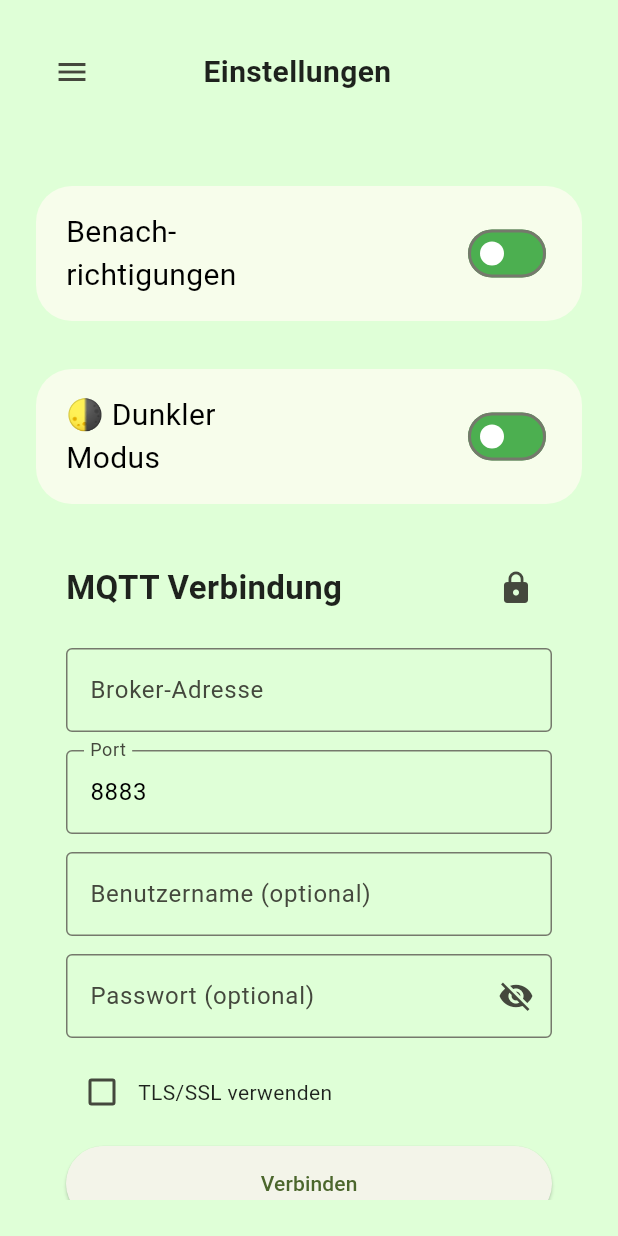
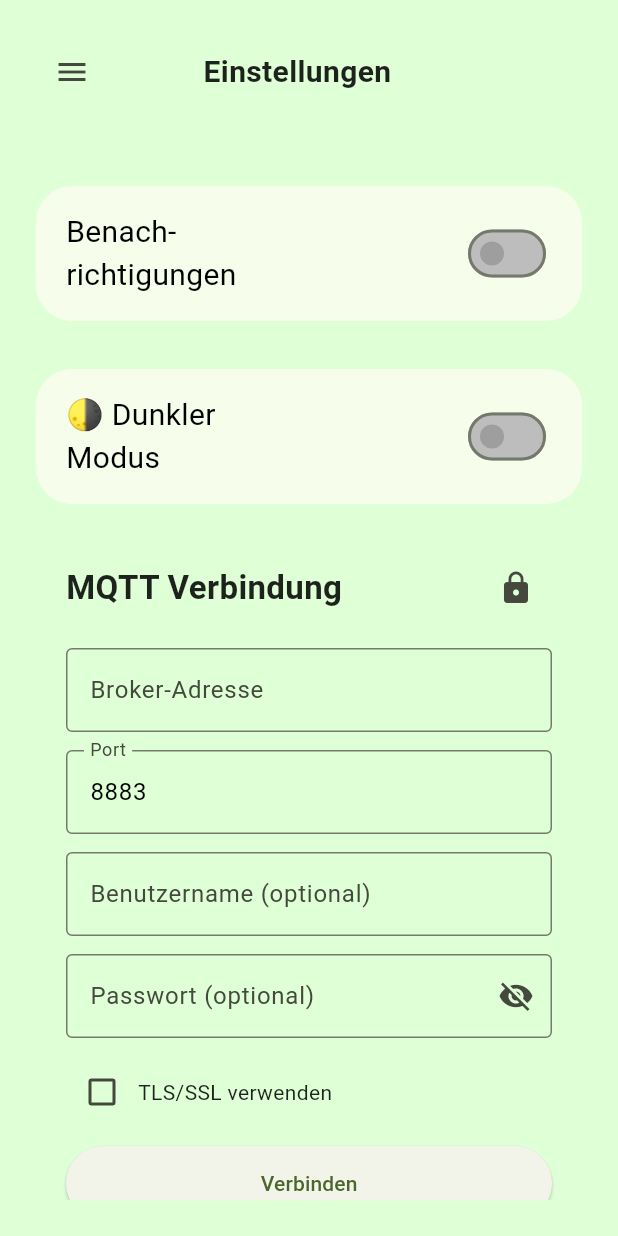
Before and after one commit to SpartanProgram/balkon-bewaesserung-app, a Flutter app: the EinstellungenScreen screen opened directly, on a phone screen of 412 x 824 dp. Run offline on Flutter 3.47's test engine with Material 3 defaults, Android fonts, the phone set to English and light mode, and no system bars; our stand-ins replace flutter_local_notifications, shared_preferences; missing offline and left inert: mqtt_client; accounts and stored records are empty.

Commit message:
fixed all toggle button when light mode is on
Former-commit-id: 052a825094f08eca85029e55935f51c538e53593

```diff
--- a/Software/lib/main.dart
+++ b/Software/lib/main.dart
@@ -48,8 +48,14 @@ class MyApp extends StatelessWidget {
               bodyMedium: TextStyle(color: Colors.black87),
             ),
             switchTheme: SwitchThemeData(
-              thumbColor: MaterialStateProperty.all(Colors.white),
-              trackColor: MaterialStateProperty.all(Colors.green),
+              thumbColor: MaterialStateProperty.resolveWith((states) {
+                if (states.contains(MaterialState.selected)) return Colors.white;
+                return Colors.grey;
+              }),
+              trackColor: MaterialStateProperty.resolveWith((states) {
+                if (states.contains(MaterialState.selected)) return Colors.green;
+                return Colors.grey.shade400;
+              }),
             ),
           ),
           darkTheme: ThemeData(
```
